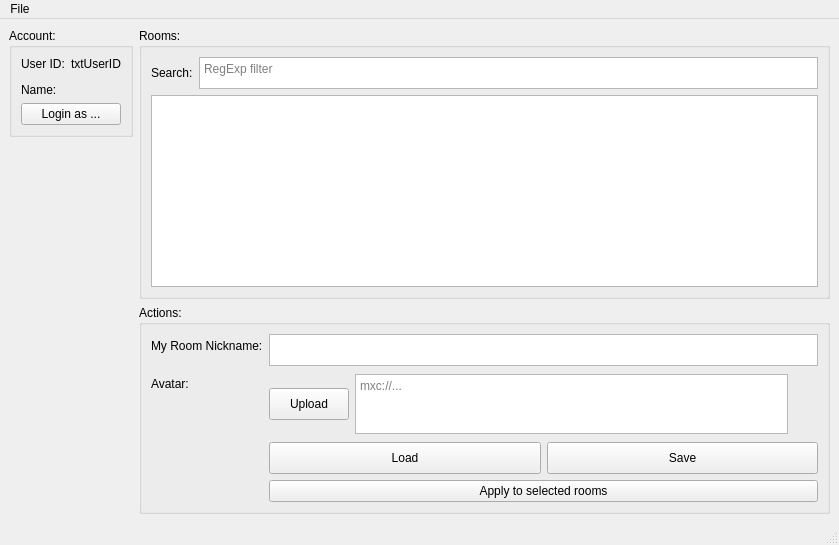
The window that ui/mainwindow.ui (SharkyRawr/matrix-changemyname) describes before a commit, drawn with Qt 5.
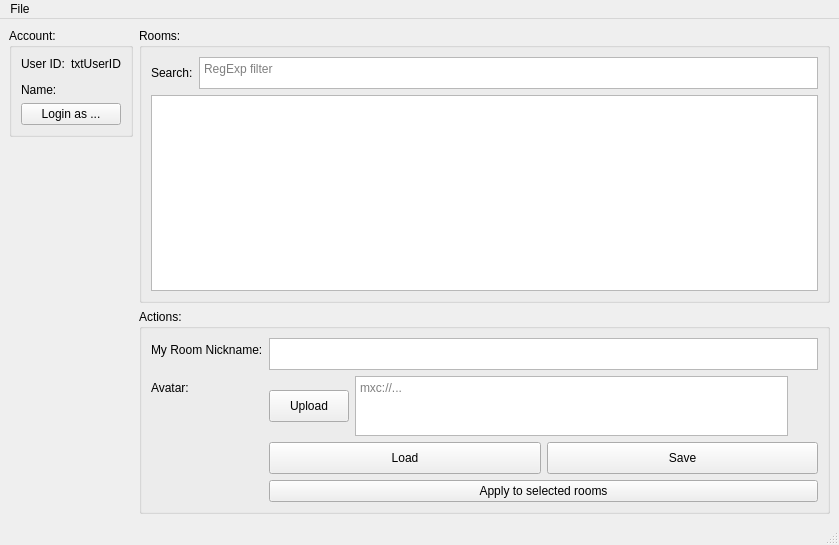
The same window after the commit.

Commit message: whew.. that fixed it

Patch:
```diff
--- a/ui/mainwindow.ui
+++ b/ui/mainwindow.ui
@@ -184,7 +184,7 @@
          <item row="0" column="1">
           <widget class="QPlainTextEdit" name="txtRoomNickname">
            <property name="sizePolicy">
-            <sizepolicy hsizetype="Expanding" vsizetype="Expanding">
+            <sizepolicy hsizetype="Preferred" vsizetype="Preferred">
              <horstretch>0</horstretch>
              <verstretch>0</verstretch>
             </sizepolicy>
@@ -234,7 +234,7 @@
            <item>
             <widget class="QPlainTextEdit" name="txtRoomAvatarMXC">
              <property name="sizePolicy">
-              <sizepolicy hsizetype="Expanding" vsizetype="Minimum">
+              <sizepolicy hsizetype="Expanding" vsizetype="Preferred">
                <horstretch>0</horstretch>
                <verstretch>0</verstretch>
               </sizepolicy>
```
